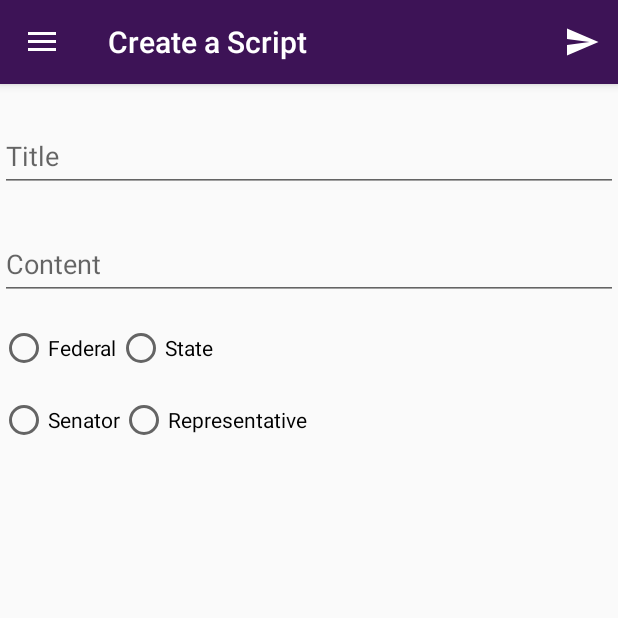
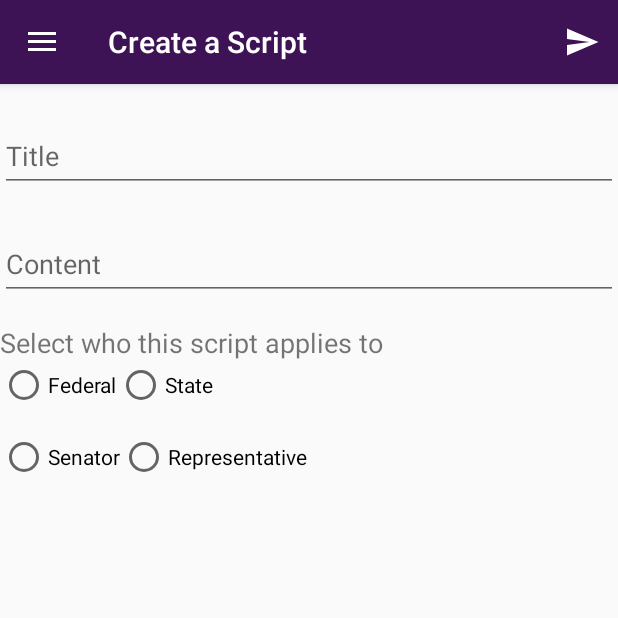
Before and after one commit to ProjectGadfly/GF-Android, an Android app: the NewScriptActivity screen opened directly, with no data from a screen before it, on a phone screen of 412 x 824 dp, the top half of it. Run offline under Robolectric (Android 15) with nearby library versions, the phone set to English and light mode, and no system bars.

Commit message:
Added text encoding

```diff
--- a/app/src/main/res/layout/fragment_create_script.xml
+++ b/app/src/main/res/layout/fragment_create_script.xml
@@ -25,14 +25,20 @@
         <EditText
             android:layout_width="match_parent"
             android:layout_height="wrap_content"
+            android:maxHeight="250dp"
             android:hint="@string/content_hint"
             android:id="@+id/scriptContent"/>
     </android.support.design.widget.TextInputLayout>
+    <TextView
+        android:layout_width="match_parent"
+        android:layout_height="wrap_content"
+        android:textSize="18sp"
+        android:text="@string/radio_button_explain"
+        android:paddingTop="16dp"/>
     <RadioGroup
         android:layout_width="match_parent"
         android:layout_height="wrap_content"
-        android:orientation="horizontal"
-        android:paddingTop="16dp">
+        android:orientation="horizontal">
         <RadioButton
             android:layout_width="wrap_content"
             android:layout_height="wrap_content"
--- a/app/src/main/res/layout/fragment_script_success.xml
+++ b/app/src/main/res/layout/fragment_script_success.xml
@@ -12,7 +12,6 @@
         android:text="@string/share_code"
         android:id="@+id/SHOWSCRIPT"
         android:textSize="36sp"/>
-
     <ImageView
         android:contentDescription="@string/qr_icon_desc"
         android:layout_width="wrap_content"
--- a/app/src/main/res/values/strings.xml
+++ b/app/src/main/res/values/strings.xml
@@ -61,4 +61,7 @@
     <string name="submit_script_btn">SUBMIT</string>
     <string name="share_script_btn">SHARE</string>
     <string name="share_code">Share this QR code to get more people involved in the conversation!</string>
+    <string name="radio_button_explain">Select who this script applies to</string>
+    <string name="txtCredits"><a href="http://www.google.com">Google</a></string>
+
 </resources>
```
Also changed, not shown: app/src/main/java/com/forvm/gadfly/projectgadfly/MainActivity.java (+0 -13 lines), app/src/main/java/com/forvm/gadfly/projectgadfly/NewScriptActivity.java (+14 -1 lines), app/src/main/java/com/forvm/gadfly/projectgadfly/ScriptSuccess.java (+8 -0 lines), app/src/main/res/layout/home_fragment.xml (+12 -4 lines).
